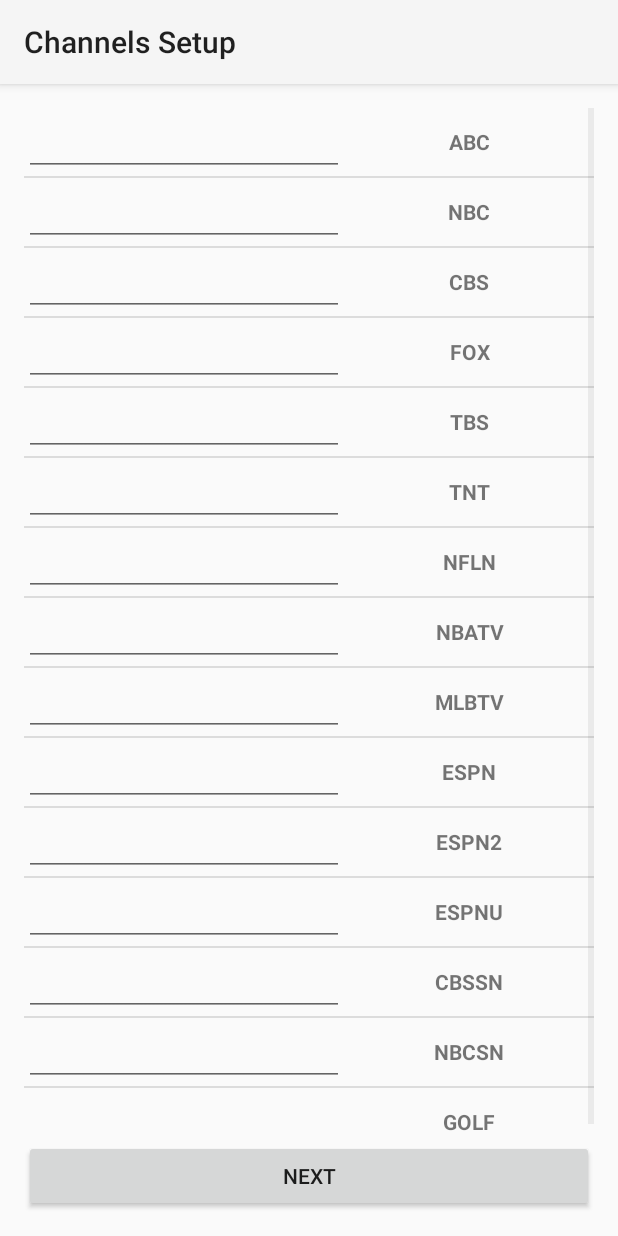
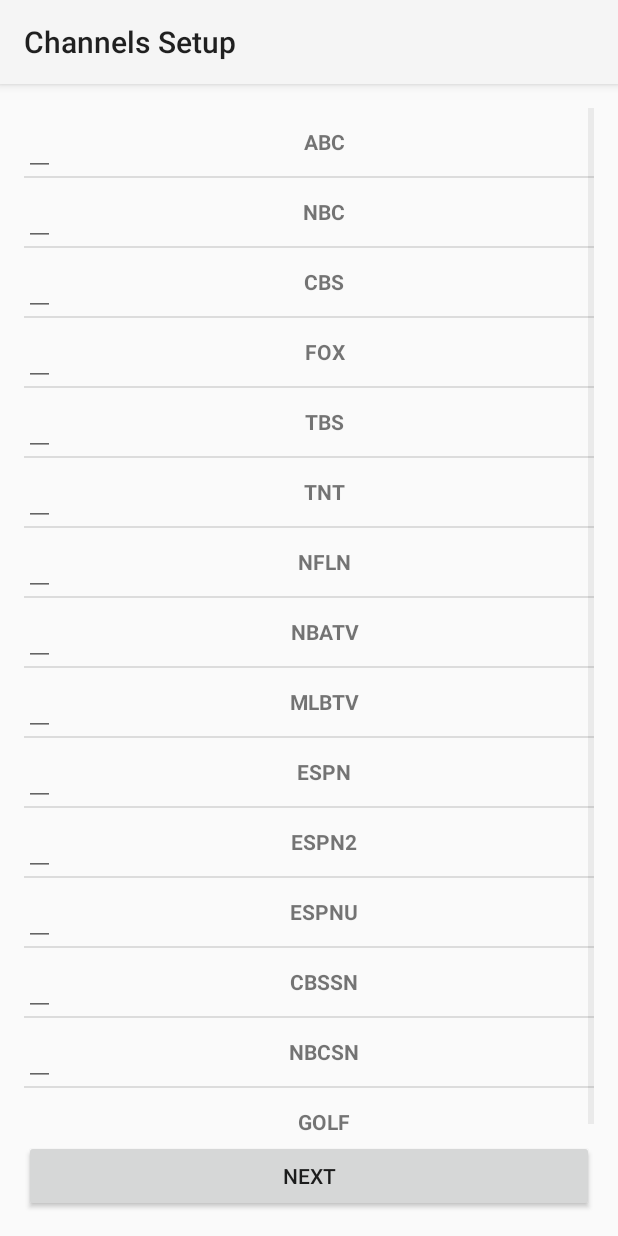
Before and after one commit to rburns31/GameFinder, an Android app: the ChannelsActivity screen opened directly, with no data from a screen before it, on a phone screen of 412 x 824 dp. Run offline under Robolectric (Android 15) with nearby library versions, the phone set to English and light mode, and no system bars.

Commit message:
Nothing important

```diff
--- a/GameFinder/app/src/main/java/com/gamefinder/ChannelListViewAdapter.java
+++ b/GameFinder/app/src/main/java/com/gamefinder/ChannelListViewAdapter.java
@@ -2,13 +2,11 @@ package com.gamefinder;
 
 import android.app.Activity;
 import android.support.v7.app.AppCompatActivity;
-import android.util.Log;
 import android.view.LayoutInflater;
 import android.view.View;
 import android.view.ViewGroup;
 import android.widget.ArrayAdapter;
 import android.widget.EditText;
-import android.widget.RatingBar;
 import android.widget.TextView;
 
 import java.util.List;
@@ -40,31 +38,13 @@ public class ChannelListViewAdapter extends ArrayAdapter<Channel> {
             convertView = inflater.inflate(R.layout.channel_listview, parent, false);
             holder = new ViewHolder(convertView);
             convertView.setTag(holder);
-
         } else {
             holder = (ViewHolder) convertView.getTag();
-            //holder.ratingBar.getTag(position);
         }
-
-        //holder.ratingBar.setOnRatingBarChangeListener(onRatingChangedListener(holder, position));
-
-        //holder.ratingBar.setTag(position);
-        //holder.channelNumberField.setRating(getItem(position).getRatingStar());
         holder.channelName.setText(getItem(position).getChannelAcronym());
 
         return convertView;
     }
-
-    /**private RatingBar.OnRatingBarChangeListener onRatingChangedListener(final ViewHolder holder, final int position) {
-        return new RatingBar.OnRatingBarChangeListener() {
-            @Override
-            public void onRatingChanged(RatingBar ratingBar, float v, boolean b) {
-                Channel item = getItem(position);
-                //item.setRatingStar(v);
-                Log.i("Adapter", "star: " + v);
-            }
-        };
-    }*/
 
     private static class ViewHolder {
         private EditText channelNumberField;
--- a/GameFinder/app/src/main/java/com/gamefinder/ChannelsActivity.java
+++ b/GameFinder/app/src/main/java/com/gamefinder/ChannelsActivity.java
@@ -32,9 +32,6 @@ public class ChannelsActivity extends AppCompatActivity {
 
         // The layout element which will hold the list view
         final ListView listView = (ListView) findViewById(R.id.channel_listview);
-
-        StrictMode.ThreadPolicy policy = new StrictMode.ThreadPolicy.Builder().permitAll().build();
-        StrictMode.setThreadPolicy(policy);
 
         // Get the pertinent info passed into this activity from the last activity
         Intent intent = getIntent();
--- a/GameFinder/app/src/main/res/layout/activity_channels.xml
+++ b/GameFinder/app/src/main/res/layout/activity_channels.xml
@@ -14,8 +14,7 @@
         android:id="@+id/channel_listview"
         android:layout_width="wrap_content"
         android:layout_height="wrap_content"
-        android:layout_above="@+id/nextButton"
-        android:headerDividersEnabled="false" />
+        android:layout_above="@+id/nextButton" />
 
     <android.support.v7.widget.AppCompatButton
         android:id="@+id/nextButton"
--- a/GameFinder/app/src/main/res/layout/channel_listview.xml
+++ b/GameFinder/app/src/main/res/layout/channel_listview.xml
@@ -6,22 +6,21 @@
     android:orientation="horizontal">
 
     <EditText
+        android:id="@+id/channelNumberField"
         android:layout_width="wrap_content"
         android:layout_height="wrap_content"
-        android:inputType="phone"
-        android:ems="10"
-        android:id="@+id/channelNumberField"
-        android:layout_weight="0"
-        android:maxWidth="10dp" />
+        android:maxWidth="20dp"
+        android:minWidth="20dp"
+        android:paddingTop="10dp"
+        android:inputType="phone" />
 
     <TextView
         android:id="@+id/channelName"
-        android:layout_width="fill_parent"
+        android:layout_width="0dp"
         android:layout_height="wrap_content"
         android:layout_gravity="center"
-        android:layout_weight="0"
+        android:layout_weight="0.5"
         android:gravity="center"
-        android:textStyle="bold"
-        android:editable="true" />
+        android:textStyle="bold" />
 
 </LinearLayout>
```
Also changed, not shown: GameFinder/app/src/main/java/com/gamefinder/LeagueListViewAdapter.java (+13 -21 lines).
